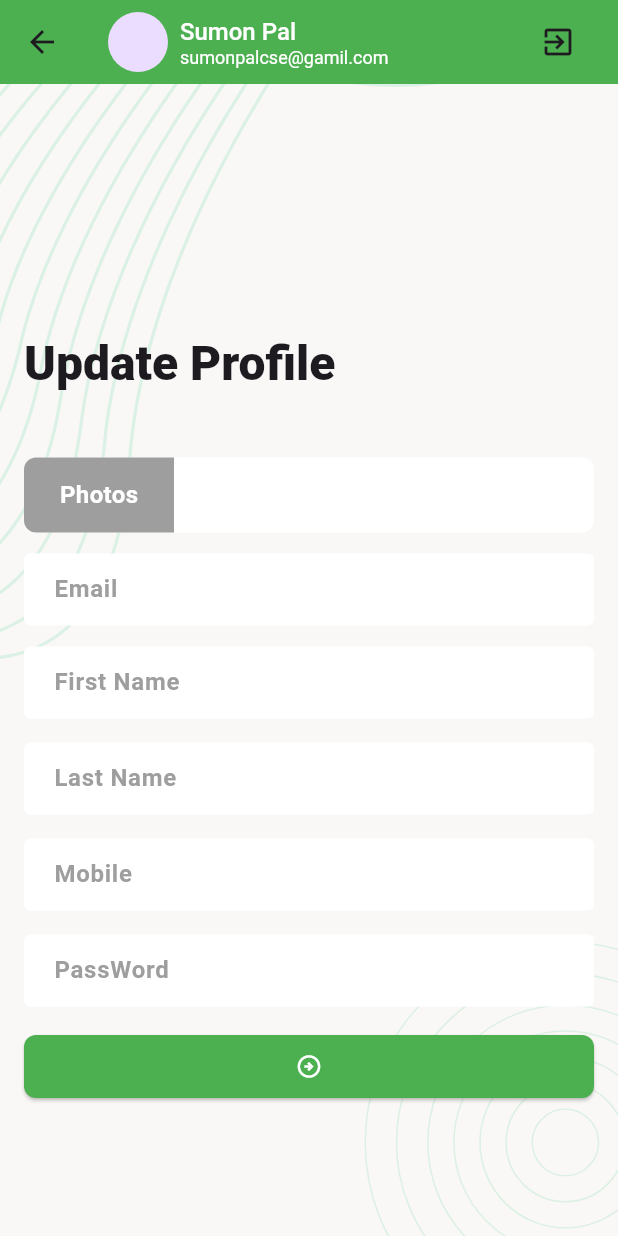
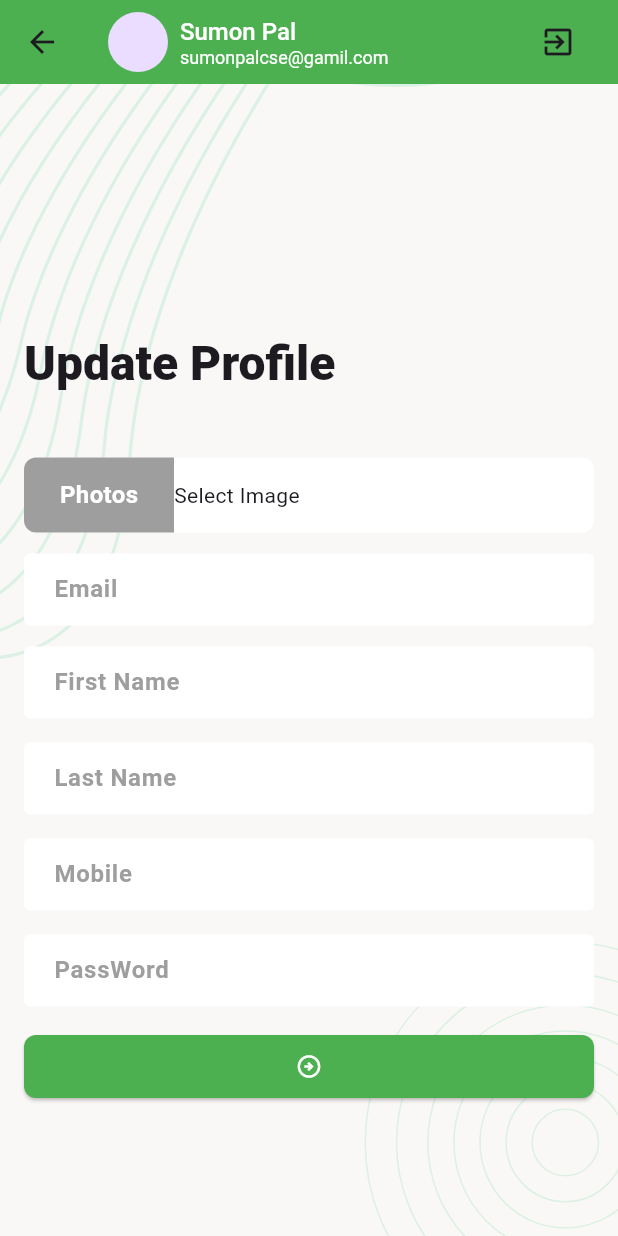
Before and after one commit to Sumon-Pal/task_manager, a Flutter app: the UpdateProfileScreen screen opened by its route, after a tap on "Photos", on a phone screen of 412 x 824 dp. Run offline on Flutter 3.47's test engine with Material 3 defaults, Android fonts, the phone set to English and light mode, and no system bars; our stand-ins replace email_validator, flutter_svg, image_picker, pin_code_fields.

Commit message:
Complete Update screen Ui

```diff
--- a/lib/ui/screens/update_profile_screen.dart
+++ b/lib/ui/screens/update_profile_screen.dart
@@ -1,5 +1,6 @@
 import 'package:email_validator/email_validator.dart';
 import 'package:flutter/material.dart';
+import 'package:image_picker/image_picker.dart';
 import 'package:task_manager/ui/utils/screen_background.dart';
 import 'package:task_manager/ui/widgets/tm_app_bar.dart';
 
@@ -19,6 +20,8 @@ class _UpdateProfileScreenState extends State<UpdateProfileScreen> {
   final TextEditingController _mobileTEcontroller = TextEditingController();
   final TextEditingController _passwordTEcontroller = TextEditingController();
   final GlobalKey<FormState> _formKey = GlobalKey<FormState>();
+  final ImagePicker _imagePicker = ImagePicker();
+  XFile? _selectedImage;
 
   @override
   Widget build(BuildContext context) {
@@ -151,14 +154,26 @@ class _UpdateProfileScreenState extends State<UpdateProfileScreen> {
                 ),
               ),
             ),
+            const SizedBox(height: 8),
+            Text(
+              _selectedImage == null ? 'Select Image' : _selectedImage!.name,
+              maxLines: 1,
+              style: TextStyle(overflow: TextOverflow.ellipsis),
+            ),
           ],
         ),
       ),
     );
   }
 
-  void _onTapPhotoPicker(){
-
+  Future<void> _onTapPhotoPicker() async {
+    final XFile? image = await _imagePicker.pickImage(
+      source: ImageSource.gallery,
+    );
+    if (image != null) {
+      _selectedImage = image;
+      setState(() {});
+    }
   }
 
   void _onTapSignUpButton() {
--- a/pubspec.yaml
+++ b/pubspec.yaml
@@ -19,6 +19,7 @@ dependencies:
   flutter_svg: ^2.2.0
   email_validator: ^3.0.0
   pin_code_fields: ^8.0.1
+  image_picker: ^1.1.2
 
 dev_dependencies:
   flutter_test:
```
Also changed, not shown: pubspec.lock, 1 other file.
